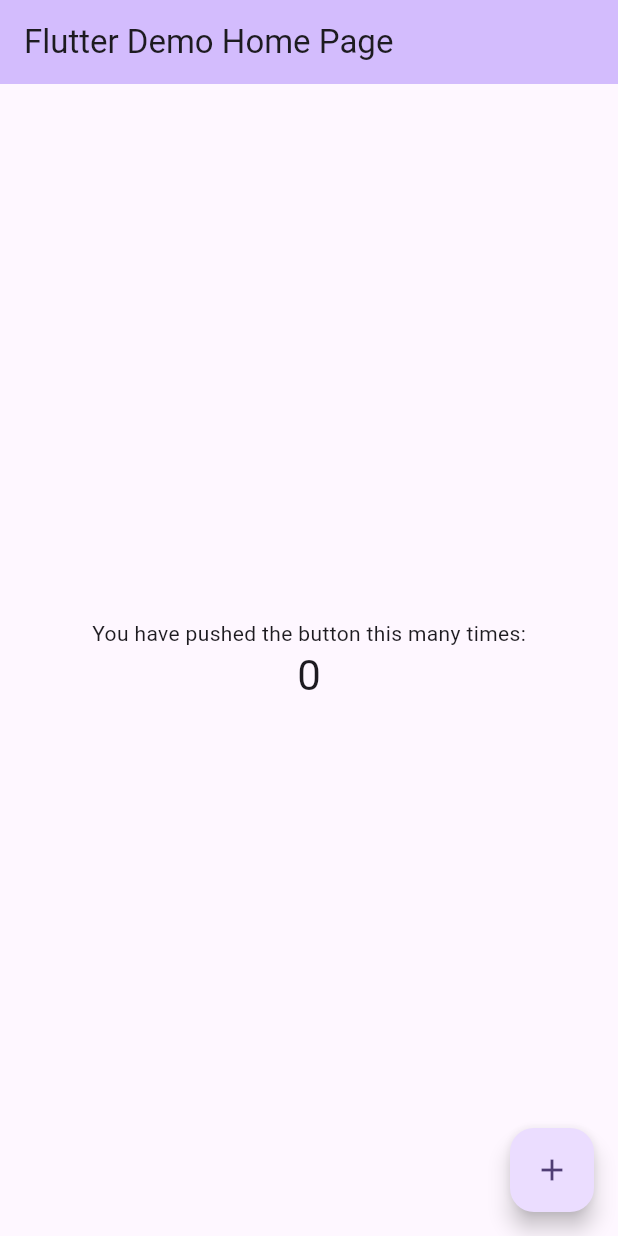
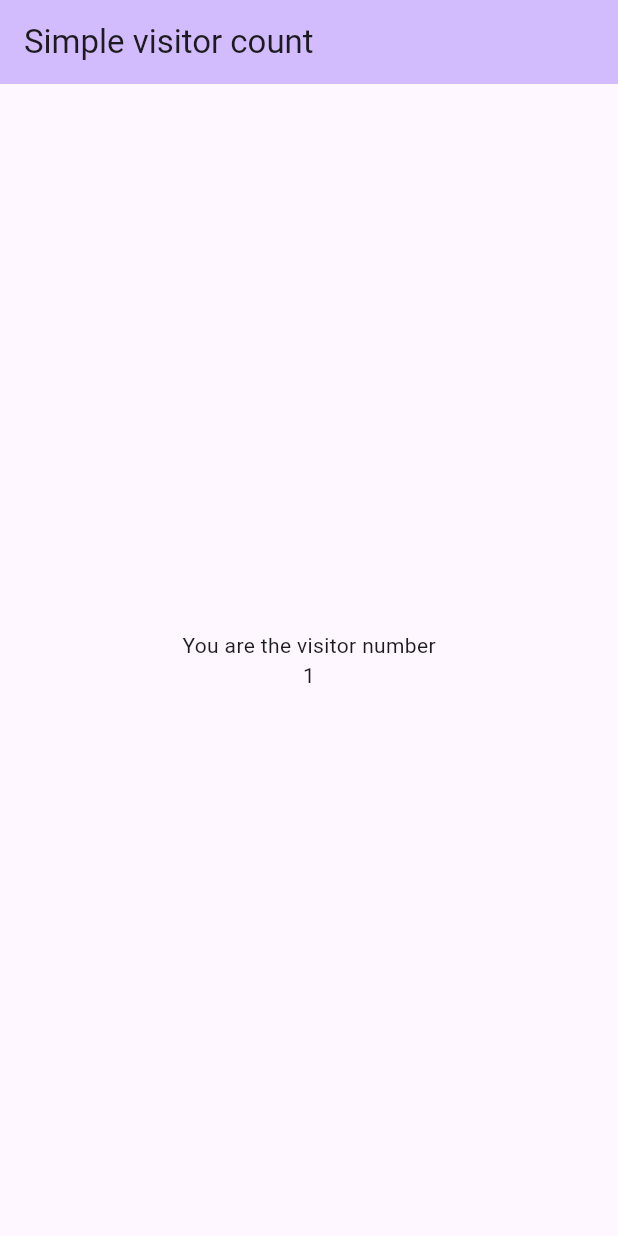
Before and after one commit to flutter-preview/loloof64-VisitorCountFlutter, a Flutter app: the screen it shows after launch, on a phone screen of 412 x 824 dp. Run offline on Flutter 3.47's test engine with Material 2 defaults, Android fonts, the light colour scheme and no system bars; our stand-ins replace isar; accounts and stored records are empty; generated files the repository leaves out were written again.

Commit message:
showing the visitor count, but big bug in web version

```diff
--- a/lib/main.dart
+++ b/lib/main.dart
@@ -1,4 +1,8 @@
+import 'package:flutter/foundation.dart';
 import 'package:flutter/material.dart';
+import 'package:isar/isar.dart';
+import 'package:path_provider/path_provider.dart';
+import 'package:simple_visit_counter/model/bdd/user.dart';
 
 void main() {
   runApp(const MyApp());
@@ -7,46 +11,21 @@
 class MyApp extends StatelessWidget {
   const MyApp({super.key});
 
-  // This widget is the root of your application.
   @override
   Widget build(BuildContext context) {
     return MaterialApp(
-      title: 'Flutter Demo',
+      title: 'Simple visitor count',
       theme: ThemeData(
-        // This is the theme of your application.
-        //
-        // TRY THIS: Try running your application with "flutter run". You'll see
-        // the application has a blue toolbar. Then, without quitting the app,
-        // try changing the seedColor in the colorScheme below to Colors.green
-        // and then invoke "hot reload" (save your changes or press the "hot
-        // reload" button in a Flutter-supported IDE, or press "r" if you used
-        // the command line to start the app).
-        //
-        // Notice that the counter didn't reset back to zero; the application
-        // state is not lost during the reload. To reset the state, use hot
-        // restart instead.
-        //
-        // This works for code too, not just values: Most code changes can be
-        // tested with just a hot reload.
         colorScheme: ColorScheme.fromSeed(seedColor: Colors.deepPurple),
         useMaterial3: true,
       ),
-      home: const MyHomePage(title: 'Flutter Demo Home Page'),
+      home: const MyHomePage(title: 'Simple visitor count'),
     );
   }
 }
 
 class MyHomePage extends StatefulWidget {
   const MyHomePage({super.key, required this.title});
-
-  // This widget is the home page of your application. It is stateful, meaning
-  // that it has a State object (defined below) that contains fields that affect
-  // how it looks.
-
-  // This class is the configuration for the state. It holds the values (in this
-  // case the title) provided by the parent (in this case the App widget) and
-  // used by the build method of the State. Fields in a Widget subclass are
-  // always marked "final".
 
   final String title;
 
@@ -55,71 +34,53 @@
 }
 
 class _MyHomePageState extends State<MyHomePage> {
-  int _counter = 0;
+  int? _visitorsCount;
 
-  void _incrementCounter() {
+  @override
+  void initState() {
+    super.initState();
+    _computeVisitor().then((_) => ());
+  }
+
+  Future<void> _computeVisitor() async {
+    var path = "/assets/db";
+    if (!kIsWeb) {
+      var appDocDir = await getApplicationDocumentsDirectory();
+      path = appDocDir.path;
+    }
+
+    final isar = await Isar.open(
+      [UserSchema],
+      directory: path,
+    );
+
+    await isar.writeTxn(() async {
+      await isar.users.put(User());
+    });
+
+    final count = await isar.users.count();
     setState(() {
-      // This call to setState tells the Flutter framework that something has
-      // changed in this State, which causes it to rerun the build method below
-      // so that the display can reflect the updated values. If we changed
-      // _counter without calling setState(), then the build method would not be
-      // called again, and so nothing would appear to happen.
-      _counter++;
+      _visitorsCount = count;
     });
   }
 
   @override
   Widget build(BuildContext context) {
-    // This method is rerun every time setState is called, for instance as done
-    // by the _incrementCounter method above.
-    //
-    // The Flutter framework has been optimized to make rerunning build methods
-    // fast, so that you can just rebuild anything that needs updating rather
-    // than having to individually change instances of widgets.
     return Scaffold(
       appBar: AppBar(
-        // TRY THIS: Try changing the color here to a specific color (to
-        // Colors.amber, perhaps?) and trigger a hot reload to see the AppBar
-        // change color while the other colors stay the same.
         backgroundColor: Theme.of(context).colorScheme.inversePrimary,
-        // Here we take the value from the MyHomePage object that was created by
-        // the App.build method, and use it to set our appbar title.
         title: Text(widget.title),
       ),
       body: Center(
-        // Center is a layout widget. It takes a single child and positions it
-        // in the middle of the parent.
         child: Column(
-          // Column is also a layout widget. It takes a list of children and
-          // arranges them vertically. By default, it sizes itself to fit its
-          // children horizontally, and tries to be as tall as its parent.
-          //
-          // Column has various properties to control how it sizes itself and
-          // how it positions its children. Here we use mainAxisAlignment to
-          // center the children vertically; the main axis here is the vertical
-          // axis because Columns are vertical (the cross axis would be
-          // horizontal).
-          //
-          // TRY THIS: Invoke "debug painting" (choose the "Toggle Debug Paint"
-          // action in the IDE, or press "p" in the console), to see the
-          // wireframe for each widget.
           mainAxisAlignment: MainAxisAlignment.center,
+          crossAxisAlignment: CrossAxisAlignment.center,
           children: <Widget>[
-            const Text(
-              'You have pushed the button this many times:',
-            ),
-            Text(
-              '$_counter',
-              style: Theme.of(context).textTheme.headlineMedium,
-            ),
+            const Text('You are the visitor number'),
+            if (_visitorsCount != null) Text("$_visitorsCount"),
           ],
         ),
       ),
-      floatingActionButton: FloatingActionButton(
-        onPressed: _incrementCounter,
-        tooltip: 'Increment',
-        child: const Icon(Icons.add),
-      ), // This trailing comma makes auto-formatting nicer for build methods.
     );
   }
 }
--- /dev/null
+++ b/lib/model/bdd/user.dart
@@ -0,0 +1,8 @@
+import 'package:isar/isar.dart';
+
+part 'user.g.dart';
+
+@collection
+class User {
+  Id id = Isar.autoIncrement;
+}
--- a/pubspec.yaml
+++ b/pubspec.yaml
@@ -35,6 +35,9 @@ dependencies:
   # The following adds the Cupertino Icons font to your application.
   # Use with the CupertinoIcons class for iOS style icons.
   cupertino_icons: ^1.0.2
+  isar: ^3.1.0+1
+  isar_flutter_libs: ^3.1.0+1
+  path_provider: ^2.1.0
 
 dev_dependencies:
   flutter_test:
@@ -46,6 +49,8 @@ dev_dependencies:
   # package. See that file for information about deactivating specific lint
   # rules and activating additional ones.
   flutter_lints: ^2.0.0
+  isar_generator: ^3.1.0+1
+  build_runner: ^2.4.6
 
 # For information on the generic Dart part of this file, see the
 # following page: https://dart.dev/tools/pub/pubspec
```
Also changed, not shown: lib/model/bdd/user.g.dart (added), pubspec.lock, 5 other files.
